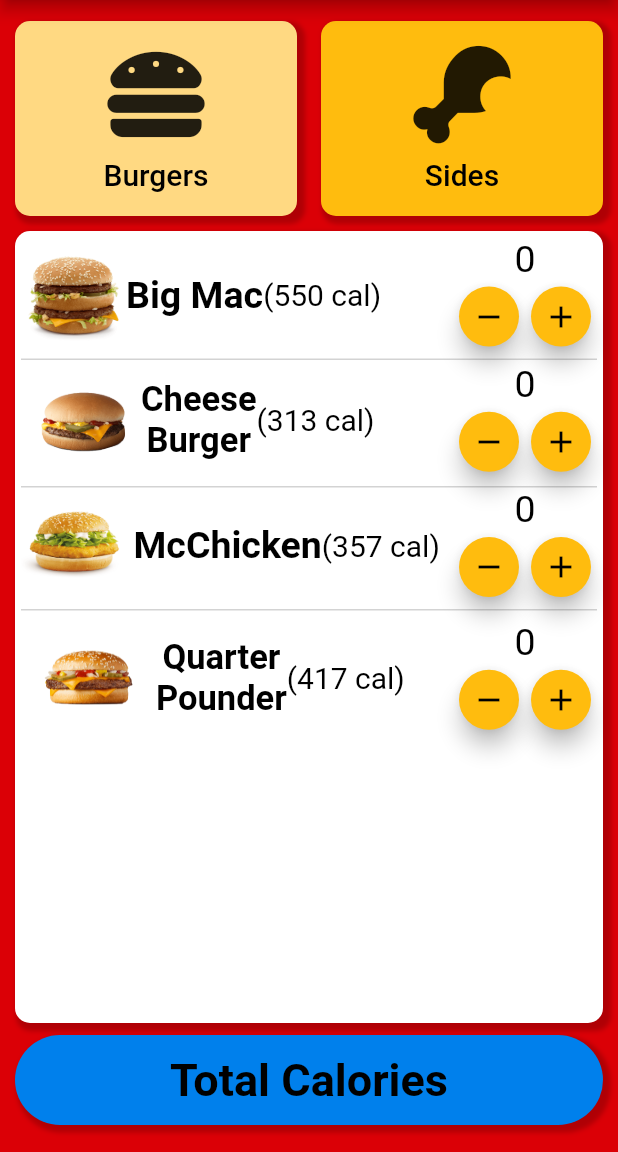
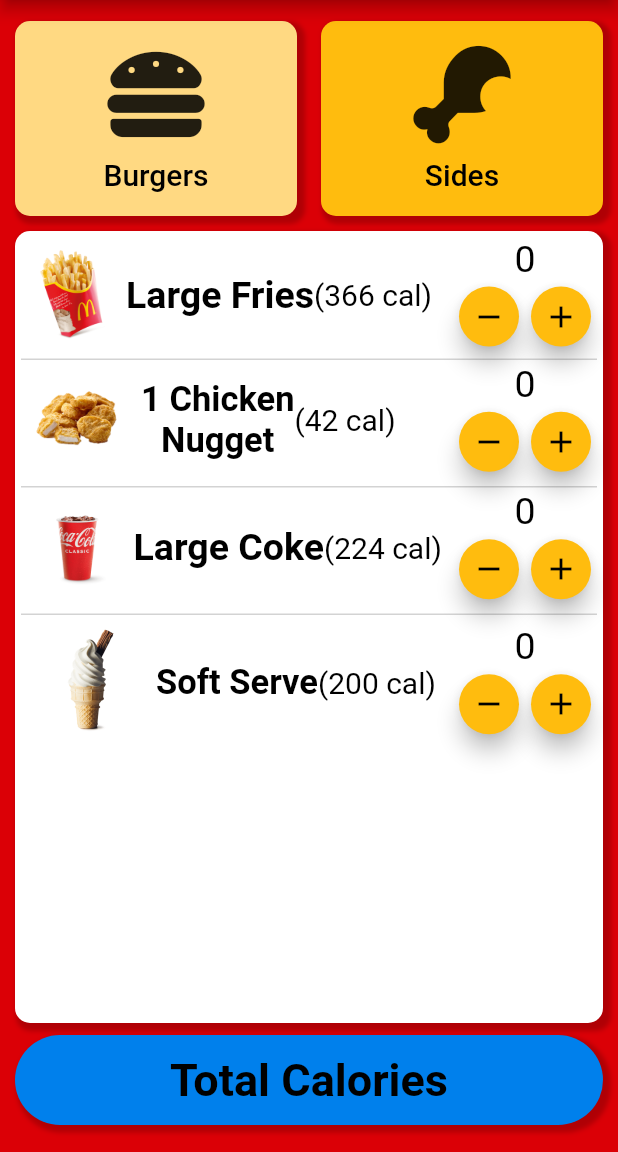
Before and after one commit to VincentChen6345/calorie_counter, a Flutter app: the screen it shows after launch, after a tap on "Sides", on a phone screen of 412 x 824 dp, the part 84-1236 px from its top. Run offline on Flutter 3.47's test engine with Material 2 defaults, Android fonts, the phone set to English and light mode, and no system bars; our stand-ins replace font_awesome_flutter.

Commit message:
sides menu page done

```diff
--- /dev/null
+++ b/lib/components/burgerMenu.dart
@@ -0,0 +1,67 @@
+import 'package:flutter/material.dart';
+import 'package:calorie_counter/components/variables.dart';
+import 'package:calorie_counter/components/FoodItemCard.dart';
+import 'package:calorie_counter/components/LongFoodItemCard.dart';
+
+
+class BurgerMenu extends StatelessWidget {
+
+  @override
+  Widget build(BuildContext context) {
+    return Column(
+      crossAxisAlignment: CrossAxisAlignment.stretch,
+      children: [
+        FoodItemCard(
+          image: assetImage('big_mac.png', 70, 70),
+
+          calories: 550,
+          foodName: 'Big Mac',
+          counter: 0,
+          foodNameSize: 25,
+        ),
+        SizedBox(
+          width: double.infinity,
+          height: 1,
+          child: Container(
+            color: Color(0xff2C000000),
+          ),
+        ),
+        LongFoodItemCard(
+          image: assetImage('cheeseburger.png', 80, 80),
+          calories: 313,
+          foodName: 'Cheese',
+          foodNameUnder: 'Burger',
+          counter: 0,
+          foodNameSize: 23,
+        ),
+        SizedBox(
+          width: double.infinity,
+          height: 1,
+          child: Container(
+            color: Color(0xff2C000000),
+          ),
+        ),
+        FoodItemCard(
+            image: assetImage('Mc_Chicken.png', 75, 75),
+            foodName: 'McChicken',
+            foodNameSize: 25,
+            calories: 357,
+            counter: 0),
+        SizedBox(
+          width: double.infinity,
+          height: 1,
+          child: Container(
+            color: Color(0xff2C000000),
+          ),
+        ),
+        LongFoodItemCard(
+            image: assetImage('quarter_pounder.png', 90, 90),
+            foodName: 'Quarter',
+            foodNameUnder: 'Pounder',
+            foodNameSize: 23,
+            calories: 417,
+            counter: 0)
+      ],
+    );
+  }
+}
--- /dev/null
+++ b/lib/components/sidesMenu.dart
@@ -0,0 +1,66 @@
+import 'package:flutter/material.dart';
+import 'package:calorie_counter/components/variables.dart';
+import 'package:calorie_counter/components/FoodItemCard.dart';
+import 'package:calorie_counter/components/LongFoodItemCard.dart';
+
+
+class sidesMenu extends StatelessWidget {
+
+  @override
+  Widget build(BuildContext context) {
+    return Column(
+      crossAxisAlignment: CrossAxisAlignment.stretch,
+      children: [
+        FoodItemCard(
+          image: assetImage('large_fries.png', 70, 70),
+
+          calories: 366,
+          foodName: 'Large Fries',
+          counter: 0,
+          foodNameSize: 25,
+        ),
+        SizedBox(
+          width: double.infinity,
+          height: 1,
+          child: Container(
+            color: Color(0xff2C000000),
+          ),
+        ),
+        LongFoodItemCard(
+          image: assetImage('chicken_nuggets.png', 80, 80),
+          calories: 42,
+          foodName: '1 Chicken',
+          foodNameUnder: 'Nugget',
+          counter: 0,
+          foodNameSize: 23,
+        ),
+        SizedBox(
+          width: double.infinity,
+          height: 1,
+          child: Container(
+            color: Color(0xff2C000000),
+          ),
+        ),
+        FoodItemCard(
+            image: assetImage('large_coke.png', 80, 75),
+            foodName: 'Large Coke',
+            foodNameSize: 25,
+            calories: 224,
+            counter: 0),
+        SizedBox(
+          width: double.infinity,
+          height: 1,
+          child: Container(
+            color: Color(0xff2C000000),
+          ),
+        ),
+        FoodItemCard(
+            image: assetImage('soft_serve.png', 90, 90),
+            foodName: 'Soft Serve',
+            foodNameSize: 23,
+            calories: 200,
+            counter: 0)
+      ],
+    );
+  }
+}
--- a/lib/screens/homePage.dart
+++ b/lib/screens/homePage.dart
@@ -2,8 +2,8 @@ import 'package:calorie_counter/components/variables.dart';
 import 'package:flutter/material.dart';
 import 'package:font_awesome_flutter/font_awesome_flutter.dart';
 import 'package:calorie_counter/components/resusable_card.dart';
-import 'package:calorie_counter/components/FoodItemCard.dart';
-import 'package:calorie_counter/components/LongFoodItemCard.dart';
+import 'package:calorie_counter/components/burgerMenu.dart';
+import 'package:calorie_counter/components/sidesMenu.dart';
 
 class homePage extends StatefulWidget {
   @override
@@ -70,61 +70,10 @@ class _homePageState extends State<homePage> {
                   boxShadow: boxShadow),
               child: Padding(
                 padding: const EdgeInsets.all(4.0),
-                child: Column(
-                  crossAxisAlignment: CrossAxisAlignment.stretch,
-                  children: [
-                    FoodItemCard(
-                      image: assetImage('big_mac.png', 70, 70),
-
-                      calories: 550,
-                      foodName: 'Big Mac',
-                      counter: 0,
-                      foodNameSize: 25,
-                    ),
-                    SizedBox(
-                      width: double.infinity,
-                      height: 1,
-                      child: Container(
-                        color: Color(0xff2C000000),
-                      ),
-                    ),
-                    LongFoodItemCard(
-                      image: assetImage('cheeseburger.png', 80, 80),
-                      calories: 313,
-                      foodName: 'Cheese',
-                      foodNameUnder: 'Burger',
-                      counter: 0,
-                      foodNameSize: 23,
-                    ),
-                    SizedBox(
-                      width: double.infinity,
-                      height: 1,
-                      child: Container(
-                        color: Color(0xff2C000000),
-                      ),
-                    ),
-                    FoodItemCard(
-                        image: assetImage('Mc_Chicken.png', 75, 75),
-                        foodName: 'McChicken',
-                        foodNameSize: 25,
-                        calories: 357,
-                        counter: 0),
-                    SizedBox(
-                      width: double.infinity,
-                      height: 1,
-                      child: Container(
-                        color: Color(0xff2C000000),
-                      ),
-                    ),
-                    LongFoodItemCard(
-                       image: assetImage('quarter_pounder.png', 90, 90),
-                        foodName: 'Quarter',
-                        foodNameUnder: 'Pounder',
-                        foodNameSize: 23,
-                        calories: 417,
-                        counter: 0)
-                  ],
-                ),
+                child:
+                // BurgerMenu()
+                selectedCategory==FoodCategory.burger?BurgerMenu():sidesMenu()
+                ,
               ),
             ),
           ),
@@ -150,4 +99,5 @@ class _homePageState extends State<homePage> {
   }
 }
 
+
 enum FoodCategory { burger, sides }
```
